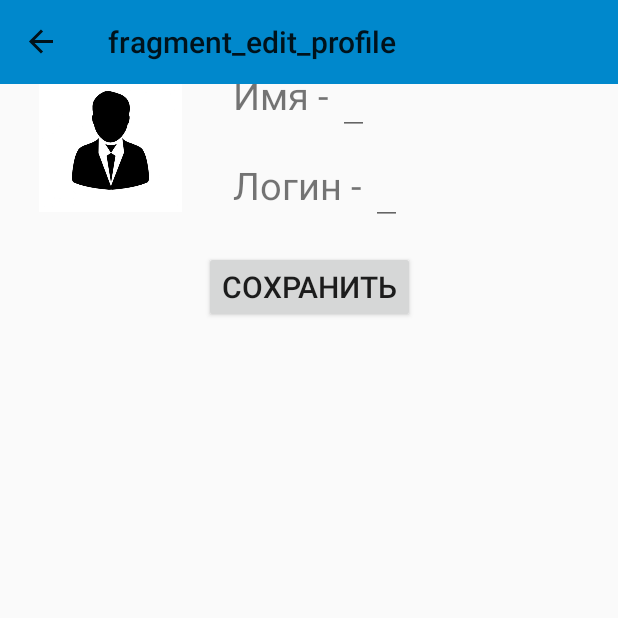
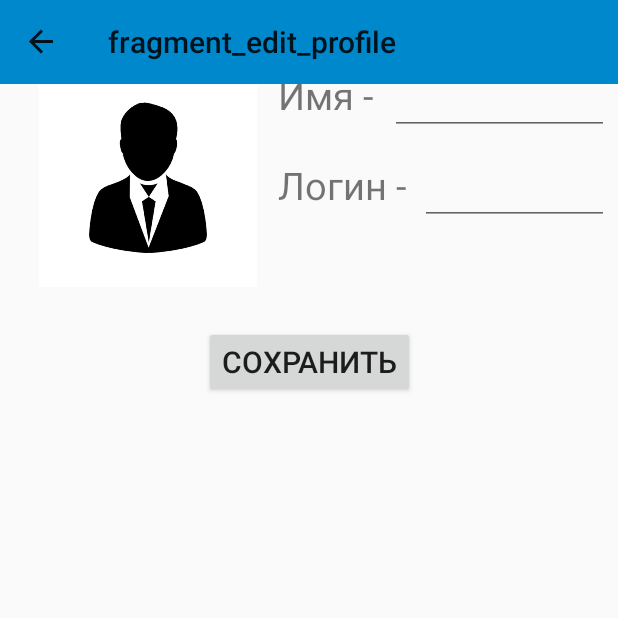
Before and after one commit to NikitaPetrenko17488/povar_v1, an Android app: the EditProfileUser screen opened through its navigation route, on a phone screen of 412 x 824 dp, the top half of it. Run offline under Robolectric (Android 15) with nearby library versions, the phone set to English and light mode, and no system bars; our stand-ins replace CircleImageView, Firebase (no records; nobody signed in at launch, a user with empty details on screens opened directly), Picasso, navigation-ui; libraries missing offline, so code that uses them is left out: com.theartofdev.edmodo; 2 statements that could not run were skipped.

Commit message:
точка сохраны

```diff
--- a/app/src/main/AndroidManifest.xml
+++ b/app/src/main/AndroidManifest.xml
@@ -1,6 +1,9 @@
 <?xml version="1.0" encoding="utf-8"?>
 <manifest xmlns:android="http://schemas.android.com/apk/res/android"
     package="com.example.povar">
+
+    <uses-permission android:name="android.permission.READ_EXTERNAL_STORAGE"/>
+    <uses-permission android:name="android.permission.WRITE_EXTERNAL_STORAGE"/>
 
     <application
         android:allowBackup="true"
@@ -9,6 +12,9 @@
         android:roundIcon="@drawable/image8"
         android:supportsRtl="true"
         android:theme="@style/AppTheme">
+        <activity android:name="com.theartofdev.edmodo.cropper.CropImageActivity"
+            android:theme="@style/Base.Theme.AppCompat"/>
+
         <activity android:name=".activity.RegistryActivity"
             android:windowSoftInputMode="adjustResize"
 
--- a/app/src/main/java/com/example/povar/fragments/EditCodeFragment.kt
+++ b/app/src/main/java/com/example/povar/fragments/EditCodeFragment.kt
@@ -92,7 +92,7 @@ class EditCodeFragment() : Fragment() {
                 STORAGE.counter =count
                 STORAGE.name= Massiv_Users[count].name
                 STORAGE.login= Massiv_Users[count].login
-                STORAGE.photo= Massiv_Users[count].photoSrc
+                STORAGE.photo= Massiv_Users[count].photoUrl
 
            if (Massiv_Users[count].admin==1)/////////////////////
            {
--- a/app/src/main/java/com/example/povar/fragments/EditNumberFragment.kt
+++ b/app/src/main/java/com/example/povar/fragments/EditNumberFragment.kt
@@ -101,6 +101,9 @@ class EditNumberFragment : Fragment() {
                             dateMap[CHIELD_USER_ID]=ID
                             REF_DABATABSE_ROOT.child(NODE_USERS).child(ID)
                                 .updateChildren(dateMap)
+                                STORAGE.name=name
+                                STORAGE.login=login
+
 
                             startActivity(Intent(activity, MainActivity::class.java))
                         }
--- a/app/src/main/java/com/example/povar/models/Recept.kt
+++ b/app/src/main/java/com/example/povar/models/Recept.kt
@@ -5,7 +5,7 @@ data class Recept (
     var name:String ="",
     var formula:String="",
     var ingridients:String="",
-    var photoSrc:String="",
+    var photoUrl:String="",
     var user_id:String=""
 
 )
--- a/app/src/main/java/com/example/povar/models/User.kt
+++ b/app/src/main/java/com/example/povar/models/User.kt
@@ -5,6 +5,6 @@ data class User(
     var name:String ="",
     var login:String="",
     var password:String="",
-    var photoSrc:String="",
+    var photoUrl:String="",
     var admin:Int=0
 )
--- a/app/src/main/java/com/example/povar/ui/utilites.kt
+++ b/app/src/main/java/com/example/povar/ui/utilites.kt
@@ -1,8 +1,12 @@
 package com.example.povar.ui
 
 import android.app.Activity
+import android.content.ComponentName
 import android.content.Intent
 import android.graphics.drawable.BitmapDrawable
+import android.graphics.drawable.Drawable
+import android.media.Image
+import android.widget.ImageView
 import android.widget.TextView
 import androidx.fragment.app.Fragment
 import android.widget.Toast
@@ -14,7 +18,9 @@ import com.example.povar.models.User
 import com.google.firebase.database.DataSnapshot
 import com.google.firebase.database.DatabaseError
 import com.google.firebase.database.ValueEventListener
+import com.squareup.picasso.Picasso
 import de.hdodenhof.circleimageview.CircleImageView
+import kotlinx.android.synthetic.main.activity_main.*
 
 fun Fragment.showToast(message:String)
 {
@@ -71,5 +77,24 @@ fun showUserNameAdnImage(activity: Activity)
     nameUserInActivity.text=name
     var circleImage =
         activity.findViewById<CircleImageView>(R.id.circleImageViewForActivityMain)
-    circleImage.setImageDrawable(bd)
+    circleImage.downloadSetImage(STORAGE.photo)
+
+
 }
+
+fun CircleImageView.downloadSetImage(url:String)
+{
+    Picasso.get()
+        .load(url)
+        .placeholder(R.drawable.user)   ////// запись в картинку
+        .into(this)
+
+}
+
+fun ImageView.downloadSetImage(url: String)
+{
+    Picasso.get()
+        .load(url)
+        .placeholder(R.drawable.user)   ////// запись в картинку
+        .into(this)
+}
--- a/app/src/main/res/layout/fragment_edit_profile.xml
+++ b/app/src/main/res/layout/fragment_edit_profile.xml
@@ -14,7 +14,7 @@
         android:text="Имя - "
         android:textSize="25dp"
         android:layout_marginRight="10dp"
-        android:layout_marginLeft="155dp"
+        android:layout_marginLeft="185dp"
         app:layout_constraintStart_toStartOf="parent"
         app:layout_constraintTop_toTopOf="parent"
         tools:ignore="MissingConstraints" />
@@ -27,41 +27,44 @@
         android:text="Логин - "
         android:textSize="25dp"
         android:layout_marginRight="10dp"
-        android:layout_marginLeft="155dp"
+        android:layout_marginLeft="185dp"
         app:layout_constraintStart_toStartOf="parent"
         app:layout_constraintTop_toBottomOf="@id/NameInProfileEdit"
         tools:ignore="MissingConstraints" />
 
     <EditText
         android:id="@+id/LoginInProfileEdit"
-        android:layout_width="wrap_content"
+        android:layout_width="match_parent"
         android:layout_height="50dp"
+        android:layout_marginEnd="6dp"
+        android:layout_marginStart="280dp"
         android:layout_marginTop="10dp"
         android:maxLines="1"
+        android:text=""
         android:textSize="25dp"
+        app:layout_constraintEnd_toEndOf="parent"
         app:layout_constraintStart_toEndOf="@id/LoginTextInProfie"
         app:layout_constraintTop_toBottomOf="@id/NameInProfileEdit"
-        tools:ignore="MissingConstraints"
-        android:text=""
-        />
+        tools:ignore="MissingConstraints" />
 
     <EditText
         android:id="@+id/NameInProfileEdit"
-        android:layout_width="wrap_content"
+        android:layout_width="match_parent"
         android:layout_height="50dp"
         android:layout_marginTop="40dp"
+        android:layout_marginStart="260dp"
+        android:gravity="bottom"
+        android:text=""
+        android:layout_marginEnd="6dp"
         android:textSize="25dp"
-        android:maxLines="1"
-        android:text=""
+        app:layout_constraintEnd_toEndOf="parent"
         app:layout_constraintStart_toEndOf="@id/NameTextInProfie"
-        app:layout_constraintTop_toTopOf="parent"
-        android:gravity="bottom"
-         />
+        app:layout_constraintTop_toTopOf="parent" />
 
     <ImageView
-        android:id="@+id/circleImageView"
-        android:layout_width="95dp"
-        android:layout_height="95dp"
+        android:id="@+id/ImageViewProfileEdit"
+        android:layout_width="145dp"
+        android:layout_height="145dp"
         android:layout_marginStart="26dp"
         android:layout_marginTop="46dp"
         android:src="@drawable/user"
@@ -78,7 +81,7 @@
         android:textSize="20dp"
         app:layout_constraintEnd_toEndOf="parent"
         app:layout_constraintStart_toStartOf="parent"
-        app:layout_constraintTop_toBottomOf="@+id/circleImageView"
+        app:layout_constraintTop_toBottomOf="@+id/ImageViewProfileEdit"
         tools:ignore="MissingConstraints" />
 
 
--- a/app/src/main/res/layout/list_item_recept.xml
+++ b/app/src/main/res/layout/list_item_recept.xml
@@ -75,7 +75,6 @@
         app:layout_constraintEnd_toStartOf="@id/deletteReceptItem"
         app:layout_constraintTop_toBottomOf="@id/image_src"
         app:layout_constraintTop_toTopOf="parent"
-
         tools:ignore="MissingConstraints" />
 
     <Button
```
Also changed, not shown: app/build.gradle (+5 -2 lines), app/src/main/java/com/example/povar/activity/MainActivity.kt (+45 -4 lines), app/src/main/java/com/example/povar/fragments/EditProfileUser.kt (+21 -1 lines), app/src/main/java/com/example/povar/fragments/ProfileUsers.kt (+7 -0 lines), app/src/main/java/com/example/povar/fragments/UpdateRecepts.kt (+17 -1 lines), app/src/main/java/com/example/povar/fragments/ViewRecepts.kt (+11 -0 lines), app/src/main/java/com/example/povar/ui/DataAdapter.kt (+13 -1 lines), app/src/main/java/com/example/povar/ui/FirebaseHelper.kt (+20 -3 lines), app/src/main/res/layout/activity_main.xml (+5 -7 lines), app/src/main/res/layout/fragment_edit_number.xml (+6 -5 lines), app/src/main/res/layout/fragment_profile_users.xml (+7 -7 lines), app/src/main/res/layout/fragment_view_one_recept_in_recycle.xml (added, +78 -0 lines).
